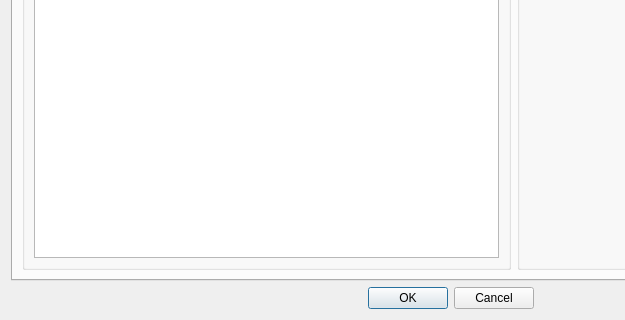
Qt form Client/qtTeamTalk/preferences.ui (BearWare/TeamTalk5) before a commit; both pictures show x 0 to 625 and y 320 to 640 of the 807 by 640 pixel window.
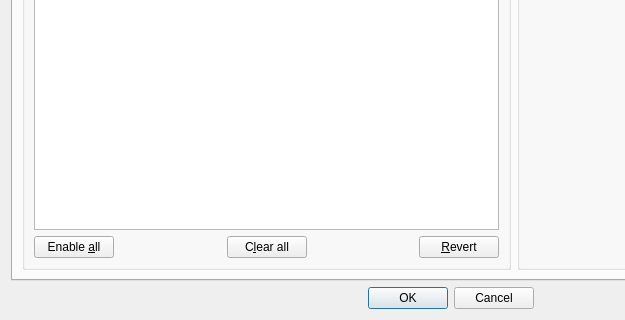
The same form after that commit. The open tabs and pages were chosen to show the change. Icons and pictures are not drawn. Custom widgets are drawn as their Qt base class.

Commit message: Enable/disable/revert TTS events

Diff of the .ui file:
```diff
--- a/Client/qtTeamTalk/preferences.ui
+++ b/Client/qtTeamTalk/preferences.ui
@@ -1746,7 +1746,7 @@
          <property name="title">
           <string>Enable/disable Text to Speech Events</string>
          </property>
-         <layout class="QHBoxLayout" name="horizontalLayout_23">
+         <layout class="QVBoxLayout" name="verticalLayout_16">
           <item>
            <widget class="TTSEventsTreeView" name="ttsTreeView">
             <property name="editTriggers">
@@ -1769,6 +1769,57 @@
             </property>
            </widget>
           </item>
+          <item>
+           <layout class="QHBoxLayout" name="horizontalLayout_23">
+            <item>
+             <widget class="QPushButton" name="ttsEnableallButton">
+              <property name="text">
+               <string>Enable &amp;all</string>
+              </property>
+             </widget>
+            </item>
+            <item>
+             <spacer name="horizontalSpacer_23">
+              <property name="orientation">
+               <enum>Qt::Horizontal</enum>
+              </property>
+              <property name="sizeHint" stdset="0">
+               <size>
+                <width>40</width>
+                <height>20</height>
+               </size>
+              </property>
+             </spacer>
+            </item>
+            <item>
+             <widget class="QPushButton" name="ttsClearallButton">
+              <property name="text">
+               <string>C&amp;lear all</string>
+              </property>
+             </widget>
+            </item>
+            <item>
+             <spacer name="horizontalSpacer_25">
+              <property name="orientation">
+               <enum>Qt::Horizontal</enum>
+              </property>
+              <property name="sizeHint" stdset="0">
+               <size>
+                <width>40</width>
+                <height>20</height>
+               </size>
+              </property>
+             </spacer>
+            </item>
+            <item>
+             <widget class="QPushButton" name="ttsRevertButton">
+              <property name="text">
+               <string>&amp;Revert</string>
+              </property>
+             </widget>
+            </item>
+           </layout>
+          </item>
          </layout>
         </widget>
        </item>
```
Left out of the diff: 159 changed lines with no effect on the pictures. The commit also changes 2 other files.
